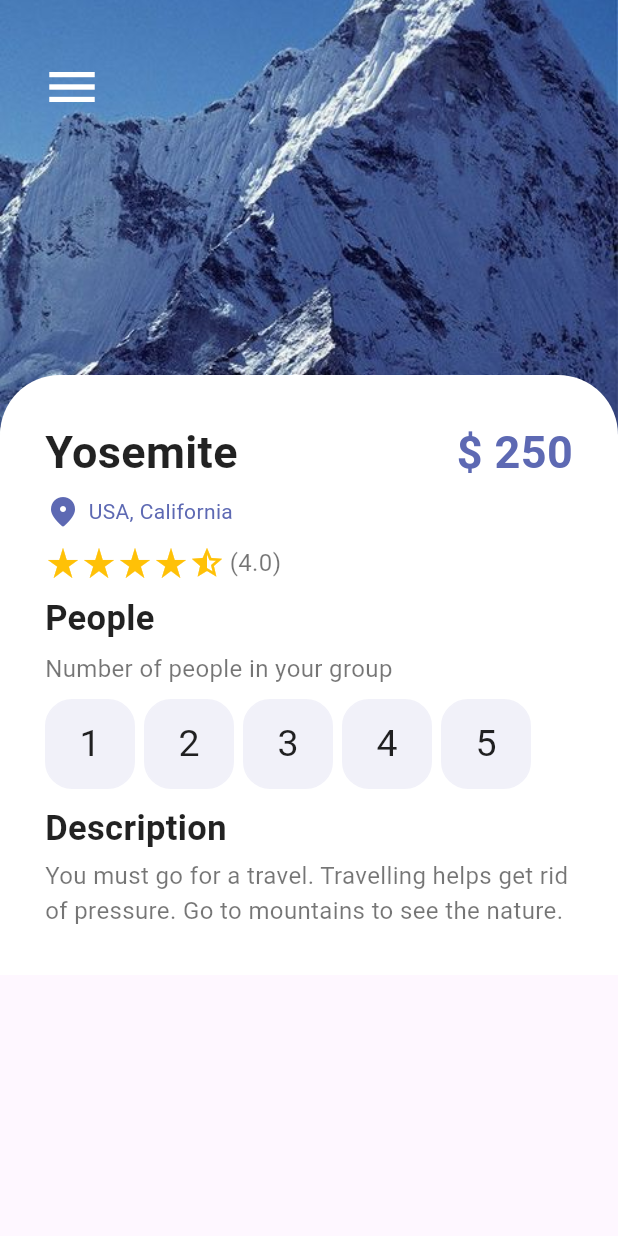
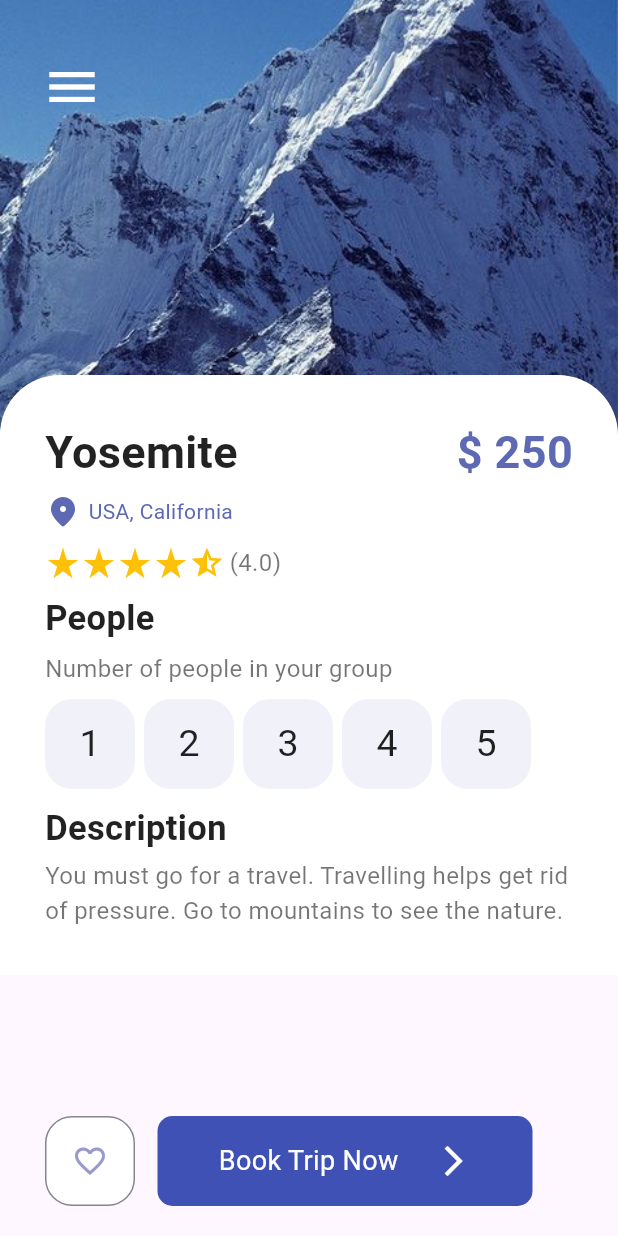
Before and after one commit to K-Yaswanth-Raj/Flutter_Travel_App, a Flutter app: the screen it shows after launch, on a phone screen of 412 x 824 dp. Run offline on Flutter 3.47's test engine with Material 2 defaults, Android fonts, the light colour scheme and no system bars.

Commit message:
completed detail page

```diff
--- a/lib/pages/detail_page.dart
+++ b/lib/pages/detail_page.dart
@@ -4,6 +4,7 @@ import 'package:travel_app/misc/colors.dart';
 import 'package:travel_app/widgets/app_button.dart';
 import 'package:travel_app/widgets/app_large_text.dart';
 import 'package:travel_app/widgets/app_text.dart';
+import 'package:travel_app/widgets/responsive_button.dart';
 
 class DetailPage extends StatefulWidget {
   const DetailPage({super.key});
@@ -188,11 +189,33 @@ class _DetailPageState extends State<DetailPage> {
                             'You must go for a travel. Travelling helps get rid of pressure. Go to mountains to see the nature. ',
                         color: Colors.black54,
                       ),
-
                     ],
                   ),
                 ),
               ),
+              Positioned(
+                bottom: 20 ,
+                left: 30,
+                child: Row(
+                  children: [
+                    AppButton(
+                      isIcon: true,
+                      size: 60,
+                      color: AppColors.textColor1,
+                      backgroundColor: Colors.white,
+                      borderColor: AppColors.textColor2,
+                      icon: Icons.favorite_border,
+                    ),
+                    SizedBox(
+                      width: 15,
+                    ),
+                    ResponsiveButton(
+                      isResponsive: true,
+                      width: 250,
+                    )
+                  ],
+                ),
+              )
             ],
           ),
         ),
--- a/lib/widgets/responsive_button.dart
+++ b/lib/widgets/responsive_button.dart
@@ -1,5 +1,6 @@
 import 'package:flutter/material.dart';
 import 'package:travel_app/misc/colors.dart';
+import 'package:travel_app/widgets/app_text.dart';
 
 // ignore: must_be_immutable
 class ResponsiveButton extends StatelessWidget {
@@ -13,12 +14,21 @@ class ResponsiveButton extends StatelessWidget {
       width: width,
       height: 60,
       decoration: BoxDecoration(
-          borderRadius: BorderRadius.circular(10),
-           color: Colors.purple,
-           ),
+        borderRadius: BorderRadius.circular(10),
+        color: Colors.indigo,
+      ),
       child: Row(
         mainAxisAlignment: MainAxisAlignment.center,
+        crossAxisAlignment: CrossAxisAlignment.center,
         children: [
+          AppText(
+            size: 18,
+            text: 'Book Trip Now ',
+            color: Colors.white,
+          ),
+          SizedBox(
+            width: 20,
+          ),
           Icon(
             Icons.arrow_forward_ios_sharp,
             color: Colors.white,
```
